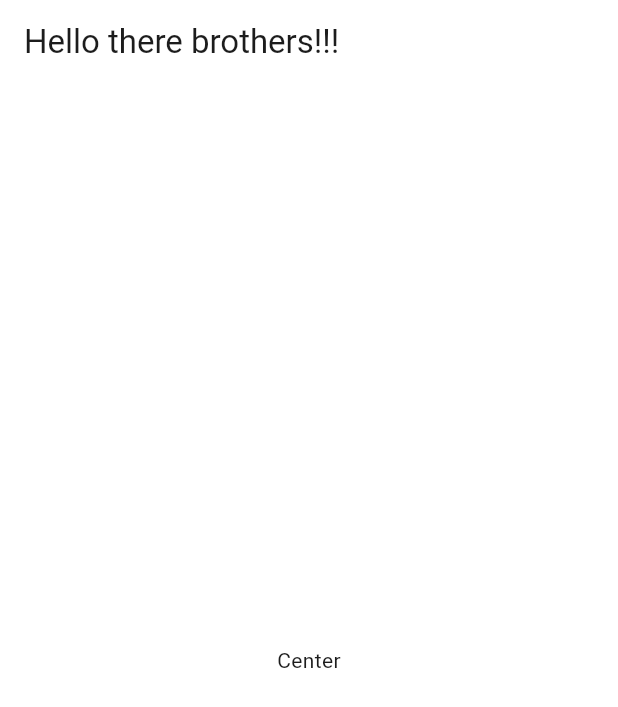
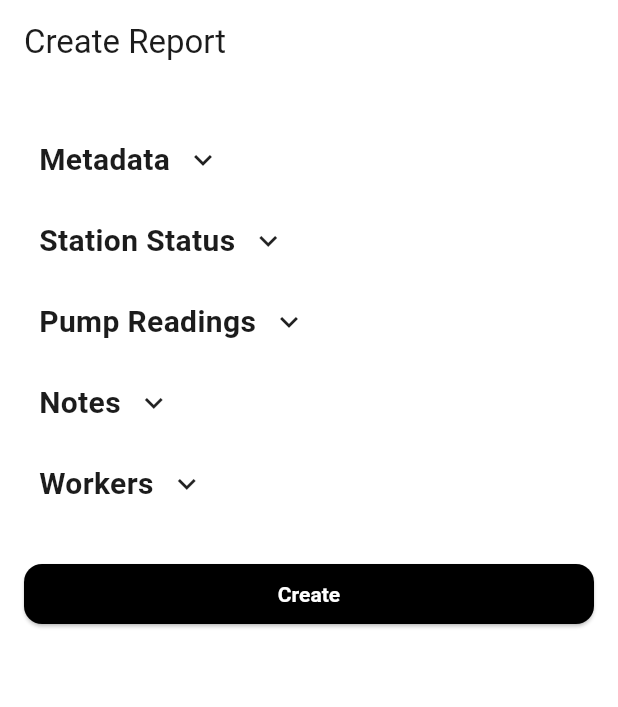
Before and after one commit to abdulrahmanal-tayeb/ygc_reports, a Flutter app: the screen it shows after launch, on a phone screen of 412 x 824 dp. Shown: the top 707 px of the screen. Run offline on Flutter 3.47's test engine with Material 3 defaults, Android fonts, the phone set to English and light mode, and no system bars; our stand-ins replace go_router, pdf, permission_handler, printing.

Commit message:
Added basic report creation screen.

```diff
--- a/lib/config/router/app_router.dart
+++ b/lib/config/router/app_router.dart
@@ -1,5 +1,6 @@
 import 'package:flutter/material.dart';
 import 'package:go_router/go_router.dart';
+import 'package:ygc_reports/features/creation/presentation/screens/create_report_screen.dart';
 import 'package:ygc_reports/features/home/presentation/screens/home_screen.dart';
 
 final GlobalKey<NavigatorState> navigatorKey = GlobalKey<NavigatorState>();
@@ -11,7 +12,7 @@ final GoRouter appRouter = GoRouter(
       path: '/',
       name: "home",
       pageBuilder: (context, state) => NoTransitionPage(
-        child: HomeScreen(),
+        child: CreateReportScreen(),
       )
     ),
   ],
--- /dev/null
+++ b/lib/features/creation/presentation/screens/create_report_screen.dart
@@ -0,0 +1,224 @@
+import 'package:flutter/material.dart';
+import 'package:pdf/pdf.dart';
+import 'package:printing/printing.dart';
+import 'package:provider/provider.dart';
+import 'package:ygc_reports/core/utils/validators.dart';
+import 'package:ygc_reports/features/creation/presentation/utils/utils.dart';
+import 'package:ygc_reports/providers/report_provider.dart';
+import 'package:ygc_reports/widgets/collapsable.dart';
+import 'package:ygc_reports/widgets/time_input_field.dart';
+
+class CreateReportScreen extends StatelessWidget {
+  const CreateReportScreen({super.key});
+  @override
+  Widget build(BuildContext context) {
+    return ChangeNotifierProvider(
+      create: (_) => ReportProvider(),
+      child: Scaffold(
+        appBar: AppBar(title: Text('Create Report')),
+        body: const CreateReportForm(),
+      ),
+    );
+  }
+}
+
+class CreateReportForm extends StatefulWidget {
+  const CreateReportForm({super.key});
+  @override
+  State<CreateReportForm> createState() => _CreateReportFormState();
+}
+
+
+class _CreateReportFormState extends State<CreateReportForm> {
+  final double spaceBetweenInputs = 20;
+  List<Map<String, double>> pumpRows = [
+    {"start": 0.0, "end": 0.0}
+  ];
+
+  @override
+  Widget build(BuildContext context) {
+    final provider = Provider.of<ReportProvider>(context);
+    final model = provider.model;
+
+    return Form(
+      child: ListView(
+        padding: const EdgeInsets.all(16),
+        children: [
+          // --- Metadata Section ---
+          buildSection(
+            title: 'Metadata',
+            children: [
+              _spaced(TextFormField(
+                decoration: const InputDecoration(labelText: 'Station Name'),
+                initialValue: model.stationName,
+                onChanged: provider.setStationName,
+                validator: (val) => Validators.required(val, 'Station Name'),
+              )),
+              _spaced(GestureDetector(
+                onTap: () async {
+                  final picked = await showDatePicker(
+                    context: context,
+                    initialDate: model.date,
+                    firstDate: DateTime(2020),
+                    lastDate: DateTime.now().add(const Duration(days: 30)),
+                  );
+                  if (picked != null) provider.setDate(picked);
+                },
+                child: AbsorbPointer(
+                  child: TextFormField(
+                    decoration: const InputDecoration(labelText: 'Date'),
+                    controller: TextEditingController(
+                      text: model.date.toString().split(" ")[0],
+                    ),
+                  ),
+                ),
+              )),
+              _spaced(TimeInputField(
+                label: 'Begin Time',
+                initialTime: model.beginTime,
+                onTimeChanged: provider.setBeginTime,
+              )),
+              _spaced(TimeInputField(
+                label: 'End Time',
+                initialTime: model.endTime,
+                onTimeChanged: provider.setEndTime,
+              )),
+            ],
+          ),
+
+          buildSection(
+            title: 'Station Status',
+            children: [
+              _spaced(buildNumberField(context, 'Start Liters', model.startLiters, 'startLiters')),
+              _spaced(buildNumberField(context, 'End Liters', model.endLiters, 'endLiters')),
+              _spaced(buildNumberField(context, 'Total Consumed', model.totalConsumed, 'totalConsumed')),
+            ],
+          ),
+          buildSection(
+            title: 'Pump Readings',
+            children: [
+              ...List.generate(pumpRows.length, (index) {
+                return Padding(
+                  padding: const EdgeInsets.symmetric(vertical: 8),
+                  child: Row(
+                    children: [
+                      Expanded(
+                        child: TextFormField(
+                          decoration: const InputDecoration(labelText: 'Start Liters'),
+                          initialValue: pumpRows[index]["start"].toString(),
+                          keyboardType: TextInputType.number,
+                          onChanged: (val) {
+                            setState(() {
+                              pumpRows[index]["start"] = double.tryParse(val) ?? 0.0;
+                            });
+                          },
+                        ),
+                      ),
+                      const SizedBox(width: 10),
+                      Expanded(
+                        child: TextFormField(
+                          decoration: const InputDecoration(labelText: 'End Liters'),
+                          initialValue: pumpRows[index]["end"].toString(),
+                          keyboardType: TextInputType.number,
+                          onChanged: (val) {
+                            setState(() {
+                              pumpRows[index]["end"] = double.tryParse(val) ?? 0.0;
+                            });
+                          },
+                        ),
+                      ),
+                      const SizedBox(width: 6),
+                      IconButton(
+                        icon: const Icon(Icons.remove_circle_outline, color: Colors.red),
+                        onPressed: pumpRows.length > 1
+                            ? () {
+                                setState(() => pumpRows.removeAt(index));
+                              }
+                            : null,
+                      ),
+                    ],
+                  ),
+                );
+              }),
+              TextButton.icon(
+                onPressed: () {
+                  setState(() {
+                    pumpRows.add({"start": 0.0, "end": 0.0});
+                  });
+                },
+                icon: const Icon(Icons.add),
+                label: const Text("Add Row"),
+              ),
+            ],
+          ),
+
+          buildSection(
+            title: 'Notes',
+            children: [
+              _spaced(buildNumberField(context, 'Filled for People (L)', model.filledForPeople, 'filledForPeople')),
+              _spaced(TextFormField(
+                decoration: const InputDecoration(labelText: 'Notes'),
+                initialValue: model.notes,
+                maxLines: 3,
+                onChanged: (v) => provider.setField('notes', v),
+              )),
+            ],
+          ),
+
+          buildSection(
+            title: 'Workers',
+            children: [
+              _spaced(TextFormField(
+                decoration: const InputDecoration(labelText: 'Station Worker Name'),
+                initialValue: model.workerName,
+                onChanged: (v) => provider.setField('workerName', v),
+              )),
+              _spaced(TextFormField(
+                decoration: const InputDecoration(labelText: 'YGC Representative Name'),
+                initialValue: model.representativeName,
+                onChanged: (v) => provider.setField('representativeName', v),
+              )),
+              const SizedBox(height: 10),
+              const Placeholder(fallbackHeight: 60),
+            ],
+          ),
+          const SizedBox(height: 30),
+          ElevatedButton(
+            onPressed: () async => await Printing.layoutPdf(
+              onLayout: (PdfPageFormat format) => generateReportPdf(stationName: model.stationName, startTime: model.beginTime.toString(), endTime: model.endTime.toString(), pumpRows: pumpRows, filledForPeople: model.filledForPeople, notes: model.notes),
+            ),
+            child: const Text("Create")
+          )
+        ],
+      ),
+    );
+  }
+
+  Widget buildSection({required String title, required List<Widget> children}) {
+    return Collapsable(
+      name: title,
+      child: Column(
+        crossAxisAlignment: CrossAxisAlignment.start,
+        children: [
+          ...children,
+        ],
+      )
+    );
+  }
+
+  Widget buildNumberField(BuildContext context, String label, double value, String fieldName) {
+    final provider = Provider.of<ReportProvider>(context, listen: false);
+    return TextFormField(
+      decoration: InputDecoration(labelText: label),
+      initialValue: value.toString(),
+      keyboardType: TextInputType.number,
+      onChanged: (val) => provider.setField(fieldName, double.tryParse(val) ?? 0),
+      validator: (val) => Validators.positiveNumber(val, label),
+    );
+  }
+
+  Widget _spaced(Widget child) => Padding(
+        padding: const EdgeInsets.symmetric(vertical: 8),
+        child: child,
+      );
+}
--- /dev/null
+++ b/lib/models/report_model.dart
@@ -0,0 +1,49 @@
+import 'package:flutter/material.dart';
+
+class ReportModel {
+  String stationName;
+  DateTime date;
+  TimeOfDay beginTime;
+  TimeOfDay endTime;
+
+  double currentLoad;
+  double inboundLoad;
+  double totalLoad;
+
+  double startLiters;
+  double endLiters;
+  double totalConsumed;
+
+  double remainingLoad;
+  double overflow;
+  double underflow;
+
+  double filledForPeople;
+
+  String notes;
+
+  String workerName;
+  String representativeName;
+
+  ReportModel({
+    this.stationName = '',
+    DateTime? date,
+    TimeOfDay? beginTime,
+    TimeOfDay? endTime,
+    this.currentLoad = 0,
+    this.inboundLoad = 0,
+    this.totalLoad = 0,
+    this.startLiters = 0,
+    this.endLiters = 0,
+    this.totalConsumed = 0,
+    this.remainingLoad = 0,
+    this.overflow = 0,
+    this.underflow = 0,
+    this.filledForPeople = 0,
+    this.notes = '',
+    this.workerName = '',
+    this.representativeName = '',
+  })  : date = date ?? DateTime.now(),
+        beginTime = beginTime ?? const TimeOfDay(hour: 8, minute: 0),
+        endTime = endTime ?? const TimeOfDay(hour: 16, minute: 0);
+}
--- /dev/null
+++ b/lib/widgets/collapsable.dart
@@ -0,0 +1,85 @@
+import 'package:flutter/material.dart';
+
+class Collapsable extends StatefulWidget{
+  final String name;
+  final Widget child;
+  const Collapsable({
+    super.key,
+    required this.child,
+    this.name = "Section",
+  });
+
+  @override
+  State<Collapsable> createState() => _CollapsableState();
+}
+
+class _CollapsableState extends State<Collapsable> with SingleTickerProviderStateMixin {
+  late final AnimationController _controller;
+  late final Animation<double> _sizeAnimation;
+  bool _isExpanded = false;
+
+  @override
+  void initState() {
+    super.initState();
+    _controller = AnimationController(
+      duration: const Duration(milliseconds: 300),
+      vsync: this,
+      value: 0, // Start collapsed.
+    );
+    _sizeAnimation = CurvedAnimation(
+      parent: _controller,
+      curve: Curves.easeInOut,
+    );
+  }
+
+  @override
+  void dispose() {
+    _controller.dispose();
+    super.dispose();
+  }
+
+  void _toggleExpand() {
+    setState(() {
+      _isExpanded = !_isExpanded;
+      if (_isExpanded) {
+        _controller.forward();
+      } else {
+        _controller.reverse();
+      }
+    });
+  }
+
+  @override
+  Widget build(BuildContext context) {
+    return Column(
+      crossAxisAlignment: CrossAxisAlignment.start,
+      children: [
+        // Header that toggles the expansion.
+        GestureDetector(
+          onTap: _toggleExpand,
+          child: Padding(
+            padding: const EdgeInsets.only(top: 20, left: 10, bottom: 5),
+            child: Row(
+              children: [
+                Text(
+                  widget.name,
+                  style: const TextStyle(fontSize: 20, fontWeight: FontWeight.bold),
+                ),
+                const SizedBox(width: 10),
+                Icon(_isExpanded ? Icons.expand_less : Icons.expand_more),
+              ],
+            ),
+          ),
+        ),
+        // Animated collapse/expand effect while keeping PlaylistTiles mounted.
+        ClipRect(
+          child: SizeTransition(
+            sizeFactor: _sizeAnimation,
+            axisAlignment: -1.0, // Aligns the animation to the top edge.
+            child: widget.child,
+          ),
+        ),
+      ],
+    );
+  }
+}
```
Also changed, not shown: lib/core/utils/validators.dart (added, +16 -0 lines), lib/features/creation/presentation/utils/report_printer.dart (added, +185 -0 lines), lib/features/creation/presentation/utils/utils.dart (added, +50 -0 lines), lib/providers/report_provider.dart (added, +71 -0 lines), lib/widgets/time_input_field.dart (added, +38 -0 lines).
